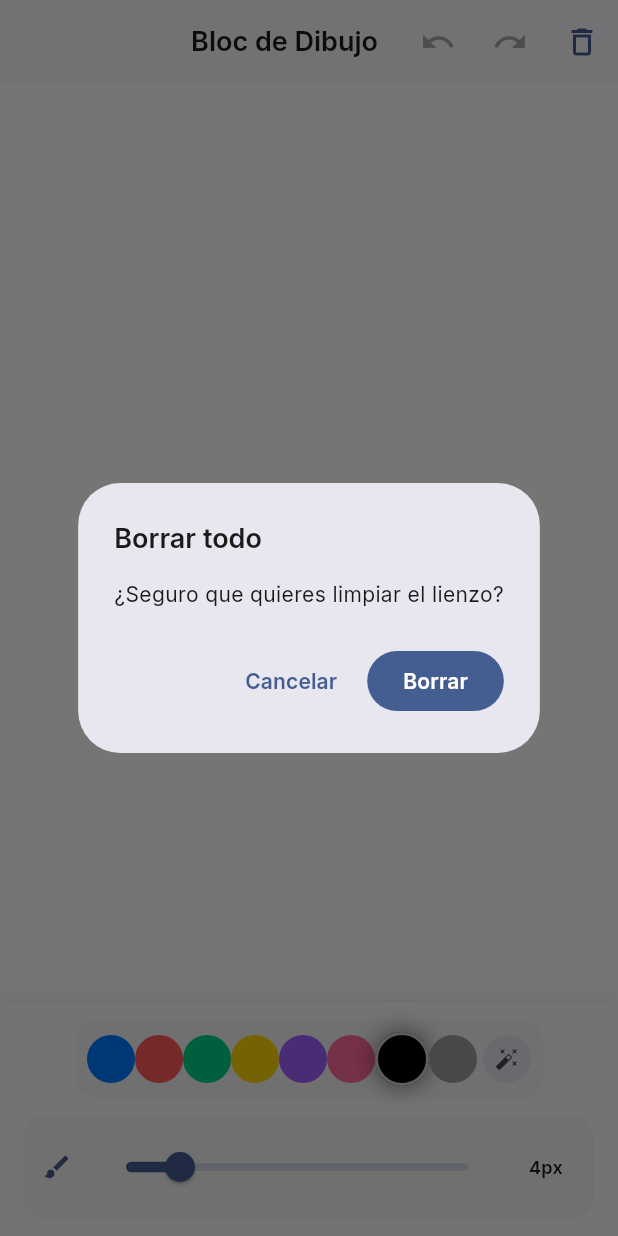
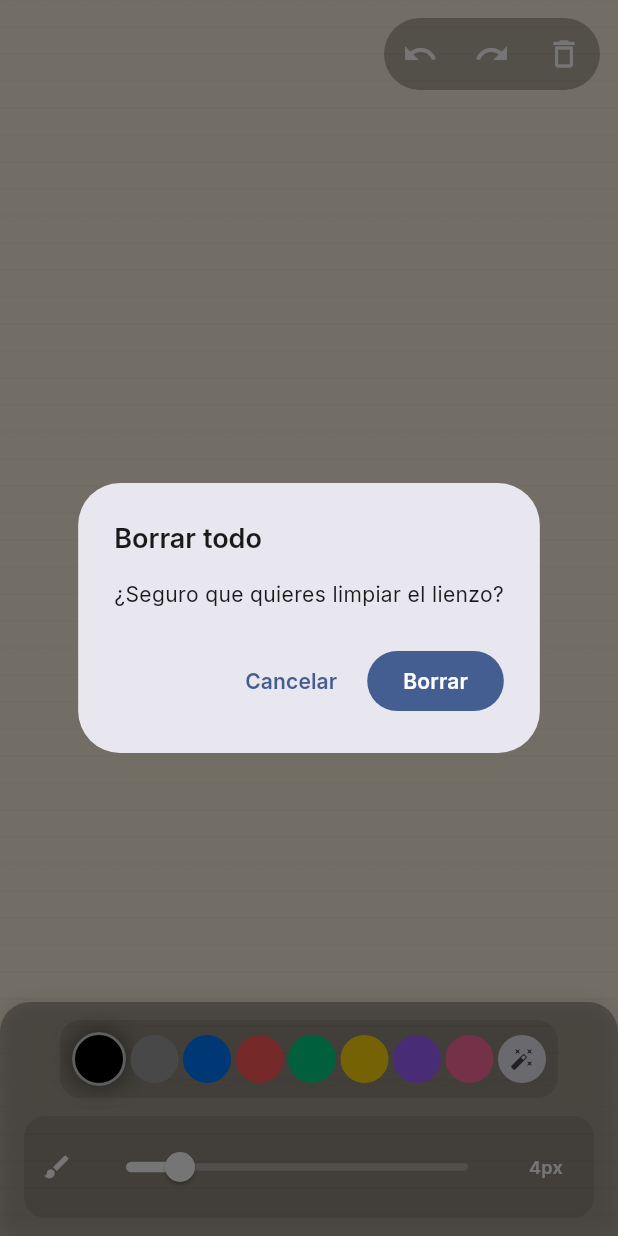
Before and after one commit to juanjomo4/flutter_application_bloc_dibujo, a Flutter app: the screen it shows after launch, after a tap on the "delete outline" icon, on a phone screen of 412 x 824 dp. Run offline on Flutter 3.47's test engine with Material 3 defaults, Android fonts, the phone set to English and light mode, and no system bars; drawn by our look-alikes of dynamic_color; our stand-ins replace google_fonts.

Commit message:
Cambio en el fondo del lienzo, appbar y de la toolbar
Co-authored-by: Copilot <copilot@github.com>

```diff
--- a/lib/painters/PintorDibujo.dart
+++ b/lib/painters/PintorDibujo.dart
@@ -9,26 +9,51 @@ class PintorDibujo extends CustomPainter {
 
   @override
   void paint(Canvas canvas, Size size) {
-    // Dibuja el fondo blanco del lienzo para que quede limpio.
+    // Color base del papel con un tono crema suave.
+    const paperColor = Color(0xFFFAF0DD);
+    const paperLineColor = Color(0xFFD2C2A0);
+    const paperSpeckColor = Color(0xFFBFA682);
+
+    // Fondo del lienzo con apariencia de hoja de dibujo.
     canvas.drawRect(
       Rect.fromLTWH(0, 0, size.width, size.height),
-      Paint()..color = Colors.white,
+      Paint()..color = paperColor,
     );
 
     // Combina trazos guardados y el trazo en curso.
     final todosLosTrazos = [...trazos, ?trazoActual];
 
     for (final trazo in todosLosTrazos) {
-      _dibujarTrazo(canvas, trazo);
+      _dibujarTrazo(canvas, trazo, paperColor);
+    }
+
+    // Dibuja la textura del papel encima de los trazos para conservar el grano
+    // incluso cuando se usa el borrador.
+    final grainPaint = Paint()
+      ..color = paperLineColor.withAlpha((0.12 * 255).round())
+      ..strokeWidth = 1;
+
+    for (double y = 0; y < size.height; y += 18) {
+      canvas.drawLine(Offset(0, y), Offset(size.width, y), grainPaint);
+    }
+
+    final speckPaint = Paint()
+      ..color = paperSpeckColor.withAlpha((0.08 * 255).round());
+
+    for (double x = 0; x < size.width; x += 24) {
+      for (double y = 0; y < size.height; y += 24) {
+        canvas.drawCircle(Offset(x + 6, y + 4), 0.8, speckPaint);
+        canvas.drawCircle(Offset(x + 16, y + 18), 0.5, speckPaint);
+      }
     }
   }
 
-  void _dibujarTrazo(Canvas canvas, Trazo trazo) {
+  void _dibujarTrazo(Canvas canvas, Trazo trazo, Color paperColor) {
     if (trazo.puntos.length < 2) return;
 
     // Configura el pincel con color, ancho y estilo.
     final paint = Paint()
-      ..color = trazo.esBorrador ? Colors.white : trazo.color
+      ..color = trazo.esBorrador ? paperColor : trazo.color
       ..strokeWidth = trazo.esBorrador ? trazo.grosor * 3 : trazo.grosor
       ..strokeCap = StrokeCap.round
       ..strokeJoin = StrokeJoin.round
--- a/lib/screens/PantallaDibujo.dart
+++ b/lib/screens/PantallaDibujo.dart
@@ -12,32 +12,9 @@ class PantallaDibujo extends StatelessWidget {
     final proveedor = context.watch<ProveedorDibujo>();
 
     return Scaffold(
-      // AppBar superior con acciones de deshacer, rehacer y limpiar.
-      appBar: AppBar(
-        title: const Text('Bloc de Dibujo'),
-        centerTitle: true,
-        actions: [
-          IconButton(
-            tooltip: 'Deshacer',
-            icon: const Icon(Icons.undo),
-            onPressed: proveedor.puedeDeshacer ? proveedor.deshacer : null,
-          ),
-          IconButton(
-            tooltip: 'Rehacer',
-            icon: const Icon(Icons.redo),
-            onPressed: proveedor.puedeRehacer ? proveedor.rehacer : null,
-          ),
-          IconButton(
-            tooltip: 'Borrar todo',
-            icon: const Icon(Icons.delete_outline),
-            onPressed: () => _confirmarLimpiar(context, proveedor),
-          ),
-        ],
-      ),
-      body: Column(
+      body: Stack(
         children: [
-          Expanded(
-            child: GestureDetector(
+          GestureDetector(
             // Captura el inicio, seguimiento y fin del trazo del dedo.
             onPanStart: (d) => proveedor.iniciarTrazo(d.localPosition),
             onPanUpdate: (d) => proveedor.agregarPunto(d.localPosition),
@@ -53,9 +30,44 @@ class PantallaDibujo extends StatelessWidget {
               ),
             ),
           ),
+          SafeArea(
+            child: Padding(
+              padding: const EdgeInsets.all(12),
+              child: Align(
+                alignment: Alignment.topRight,
+                child: Container(
+                  decoration: BoxDecoration(
+                    color: Colors.black.withOpacity(0.28),
+                    borderRadius: BorderRadius.circular(32),
                   ),
-          // Barra de herramientas inferior con selección de color y grosor.
-          const BarraHerramientasDibujo(),
+                  child: Row(
+                    mainAxisSize: MainAxisSize.min,
+                    children: [
+                      IconButton(
+                        tooltip: 'Deshacer',
+                        icon: const Icon(Icons.undo, color: Colors.white),
+                        onPressed: proveedor.puedeDeshacer ? proveedor.deshacer : null,
+                      ),
+                      IconButton(
+                        tooltip: 'Rehacer',
+                        icon: const Icon(Icons.redo, color: Colors.white),
+                        onPressed: proveedor.puedeRehacer ? proveedor.rehacer : null,
+                      ),
+                      IconButton(
+                        tooltip: 'Borrar todo',
+                        icon: const Icon(Icons.delete_outline, color: Colors.white),
+                        onPressed: () => _confirmarLimpiar(context, proveedor),
+                      ),
+                    ],
+                  ),
+                ),
+              ),
+            ),
+          ),
+          Align(
+            alignment: Alignment.bottomCenter,
+            child: const BarraHerramientasDibujo(),
+          ),
         ],
       ),
     );
--- a/lib/widgets/BarraHerramientasDibujo.dart
+++ b/lib/widgets/BarraHerramientasDibujo.dart
@@ -9,31 +9,35 @@ class BarraHerramientasDibujo extends StatelessWidget {
 
   // Lista de colores disponibles en la paleta.
   static const _colores = [
+    Colors.black,
+    Colors.grey,
     HyperOSTheme.hyperOSBlue,
     HyperOSTheme.hyperOSRed,
     HyperOSTheme.hyperOSGreen,
     HyperOSTheme.hyperOSYellow,
     HyperOSTheme.hyperOSPurple,
     HyperOSTheme.hyperOSPink,
-    Colors.black,
-    Colors.grey,
   ];
 
   @override
   Widget build(BuildContext context) {
     final proveedor = context.watch<ProveedorDibujo>();
-    final theme = Theme.of(context);
+    // final theme = Theme.of(context);
 
     return Container(
       padding: const EdgeInsets.symmetric(horizontal: 16, vertical: 12),
       decoration: BoxDecoration(
-        color: theme.colorScheme.surface,
+        color: Colors.black.withOpacity(0.28),
+        borderRadius: const BorderRadius.vertical(
+          top: Radius.circular(20),
+        ),
         boxShadow: [
           BoxShadow(
-            color: Colors.black.withAlpha((0.08 * 255).round()),
-            blurRadius: 12,
-            offset: const Offset(0, -2),
+            color: Colors.black.withOpacity(0.12),
+            blurRadius: 10,
+            offset: const Offset(0, -0.5),
           ),
+
         ],
       ),
       child: Column(
@@ -44,7 +48,7 @@ class BarraHerramientasDibujo extends StatelessWidget {
           Container(
             padding: const EdgeInsets.symmetric(horizontal: 8, vertical: 8),
             decoration: BoxDecoration(
-              color: theme.colorScheme.surfaceContainer,
+              color: Colors.black.withOpacity(0.10),
               borderRadius: BorderRadius.circular(14),
             ),
             child: SingleChildScrollView(
@@ -52,15 +56,15 @@ class BarraHerramientasDibujo extends StatelessWidget {
               child: Row(
                 mainAxisAlignment: MainAxisAlignment.center,
                 children: [
-                  ..._colores.map(
-                    (color) => _PuntoColor(
+                  for (final color in _colores) ...[
+                    _PuntoColor(
                       color: color,
                       isSelected:
                           !proveedor.esBorrador && proveedor.colorSeleccionado == color,
                       onTap: () => proveedor.establecerColor(color),
                     ),
-                  ),
-                  const SizedBox(width: 4),
+                    const SizedBox(width: 3),
+                  ],
                   // Botón para activar el modo borrador.
                   _BotonBorrador(isActive: proveedor.esBorrador),
                 ],
@@ -71,7 +75,7 @@ class BarraHerramientasDibujo extends StatelessWidget {
           Container(
             padding: const EdgeInsets.symmetric(horizontal: 12, vertical: 10),
             decoration: BoxDecoration(
-              color: theme.colorScheme.surfaceContainer,
+              color: Colors.black.withOpacity(0.10),
               borderRadius: BorderRadius.circular(14),
             ),
             child: Row(
@@ -79,7 +83,7 @@ class BarraHerramientasDibujo extends StatelessWidget {
                 Icon(
                   Icons.brush,
                   size: 20,
-                  color: theme.colorScheme.primary,
+                  color: Colors.white,
                 ),
                 const SizedBox(width: 12),
                 Expanded(
@@ -89,6 +93,9 @@ class BarraHerramientasDibujo extends StatelessWidget {
                     value: proveedor.grosorTrazo,
                     onChanged: proveedor.establecerGrosor,
                     label: '${proveedor.grosorTrazo.toInt()}px',
+                    thumbColor: Colors.white,
+                    activeColor: Colors.white,
+                    inactiveColor: Colors.white.withAlpha((0.3 * 255).round()),
                   ),
                 ),
                 const SizedBox(width: 8),
@@ -99,7 +106,7 @@ class BarraHerramientasDibujo extends StatelessWidget {
                     style: GoogleFonts.inter(
                       fontSize: 12,
                       fontWeight: FontWeight.w600,
-                      color: theme.colorScheme.onSurface,
+                      color: Colors.white,
                     ),
                     textAlign: TextAlign.center,
                   ),
```
Lines whose indentation alone changed are shown as unchanged.
